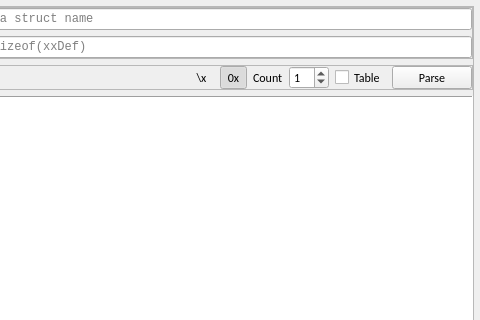
The window that src/view/WidgetBinParser.ui (ukyouz/Visual-Studio-Debug-Tools) describes before a commit, drawn with Qt 5; both pictures show x 83 to 563 and y 0 to 320 of the 563 by 570 pixel window.
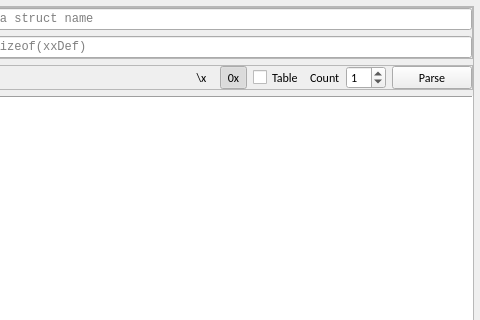
The same window after the commit. Icons and pictures are not drawn.

Diff of the .ui file:
```diff
--- a/src/view/WidgetBinParser.ui
+++ b/src/view/WidgetBinParser.ui
@@ -237,6 +237,25 @@
             </property>
            </widget>
           </item>
+          <item>
+           <widget class="QCheckBox" name="checkParseTable">
+            <property name="sizePolicy">
+             <sizepolicy hsizetype="Minimum" vsizetype="Ignored">
+              <horstretch>0</horstretch>
+              <verstretch>0</verstretch>
+             </sizepolicy>
+            </property>
+            <property name="minimumSize">
+             <size>
+              <width>0</width>
+              <height>0</height>
+             </size>
+            </property>
+            <property name="text">
+             <string>Table</string>
+            </property>
+           </widget>
+          </item>
           <item>
            <widget class="QLabel" name="label_3">
             <property name="text">
@@ -275,25 +294,6 @@
             </property>
            </widget>
           </item>
-          <item>
-           <widget class="QCheckBox" name="checkParseTable">
-            <property name="sizePolicy">
-             <sizepolicy hsizetype="Minimum" vsizetype="Ignored">
-              <horstretch>0</horstretch>
-              <verstretch>0</verstretch>
-             </sizepolicy>
-            </property>
-            <property name="minimumSize">
-             <size>
-              <width>0</width>
-              <height>0</height>
-             </size>
-            </property>
-            <property name="text">
-             <string>Table</string>
-            </property>
-           </widget>
-          </item>
           <item>
            <widget class="QPushButton" name="btnParse">
             <property name="sizePolicy">
```
Left out of the diff: 13 changed lines with no effect on the pictures.
